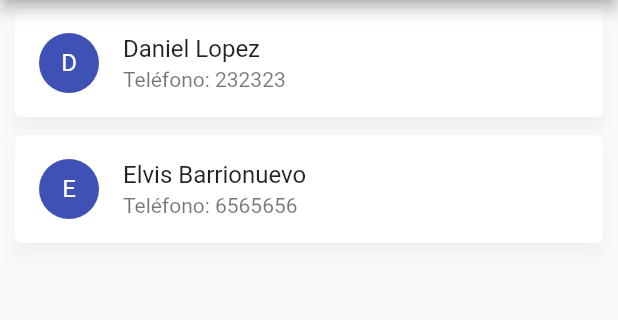
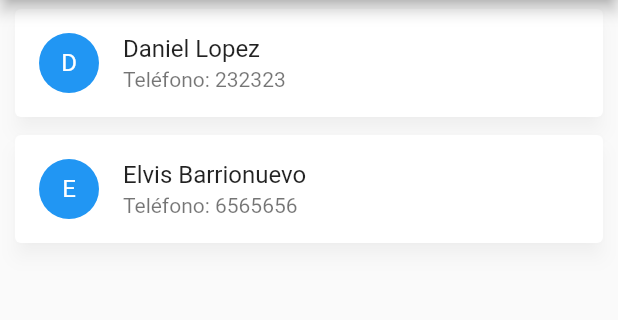
Before and after one commit to ehbarrionuevo/flutter_codigo2_people, a Flutter app: the screen it shows after launch, on a phone screen of 412 x 824 dp, the part 84-404 px from its top. Run offline on Flutter 3.47's test engine with Material 2 defaults, Android fonts, the phone set to English and light mode, and no system bars.

Commit message:
Test 3.1

```diff
--- a/lib/item_person_widget.dart
+++ b/lib/item_person_widget.dart
@@ -1,3 +1,5 @@
+import 'dart:math';
+
 import 'package:codigo2_people/user_model.dart';
 import 'package:flutter/material.dart';
 
@@ -8,8 +10,22 @@ class ItemPersonWidget extends StatelessWidget {
     required this.data,
   });
 
+  final List<Color> _colors = [
+    Colors.indigo,
+    Colors.redAccent,
+    Colors.blue,
+    Colors.amber,
+    Colors.teal,
+    Colors.purple,
+    Colors.pinkAccent
+  ];
+
   @override
   Widget build(BuildContext context) {
+
+    int index = Random().nextInt(_colors.length);
+
+
     return Card(
       color: Colors.white,
       margin: const EdgeInsets.symmetric(horizontal: 10.0, vertical: 6.0),
@@ -17,7 +33,7 @@ class ItemPersonWidget extends StatelessWidget {
       shadowColor: Colors.black.withOpacity(0.2),
       child: ListTile(
         leading: CircleAvatar(
-          backgroundColor: Colors.indigo,
+          backgroundColor: _colors[index],
           child: Text(
             data.name[0],
             style: const TextStyle(
```
